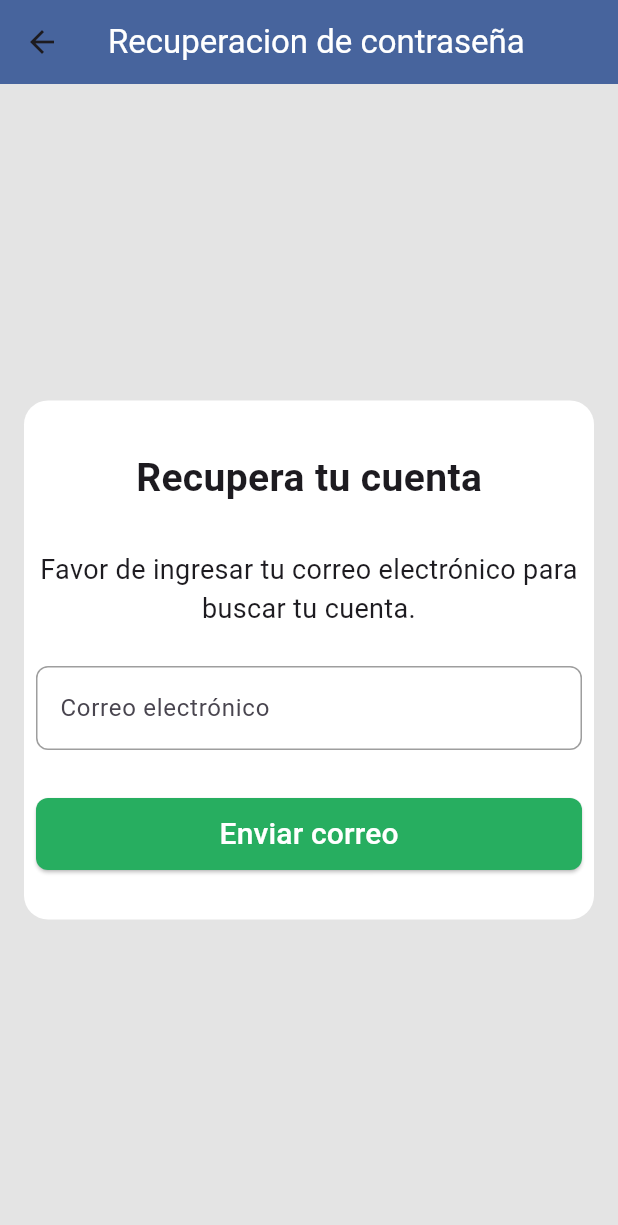
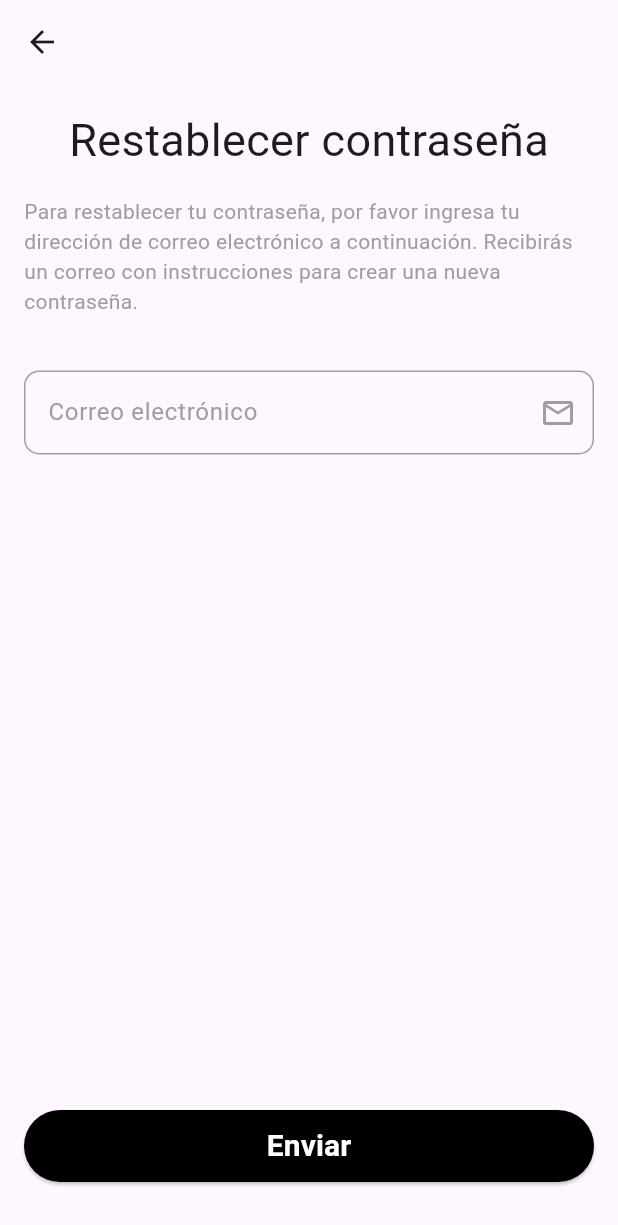
Before and after one commit to FREECS33/sigede_front_end, a Flutter app: the Recoverpasswordscreen screen opened by its route, on a phone screen of 412 x 824 dp. Shown: the top 1225 px of the screen. Run offline on Flutter 3.47's test engine with Material 3 defaults, Android fonts, the phone set to English and light mode, and no system bars; our stand-ins replace google_fonts, image_picker.

Commit message:
[ADD] RecoveryPassword - Screen:  Only the layout is created

```diff
--- a/lib/screens/auth/recoverPassword/RecoverPasswordScreen.dart
+++ b/lib/screens/auth/recoverPassword/RecoverPasswordScreen.dart
@@ -1,4 +1,5 @@
 import 'package:flutter/material.dart';
+import 'package:google_fonts/google_fonts.dart';
 
 class Recoverpasswordscreen extends StatefulWidget {
   const Recoverpasswordscreen({super.key});
@@ -28,10 +29,127 @@ class _RecoverpasswordscreenState extends State<Recoverpasswordscreen> {
   @override
   Widget build(BuildContext context) {
     return Scaffold(
+        appBar: AppBar(),
+        body: Center(
+          child: Padding(
+            padding: const EdgeInsets.all(16.0),
+            child: Column(
+              mainAxisAlignment: MainAxisAlignment.start,
+              children: [
+                Text(
+                  'Restablecer contraseña',
+                  style: GoogleFonts.rubikMonoOne(
+                      textStyle: const TextStyle(
+                    fontSize: 30,
+                  )),
+                ),
+                const SizedBox(
+                  height: 16.0,
+                ),
+                Text(
+                  'Para restablecer tu contraseña, por favor ingresa tu dirección de correo electrónico a continuación. Recibirás un correo con instrucciones para crear una nueva contraseña.',
+                  style: GoogleFonts.roboto(
+                      textStyle: const TextStyle(color: Colors.grey)),
+                ),
+                const SizedBox(
+                  height: 36.0,
+                ),
+                Form(
+                  key: _formKey,
+                  child: Column(
+                    mainAxisAlignment: MainAxisAlignment
+                        .center,
+                    children: [
+                      TextFormField(
+                        controller: _emailController,
+                        decoration: InputDecoration(
+                          labelText: 'Correo electrónico',
+                          labelStyle: const TextStyle(color: Colors.grey),
+                          suffixIcon: const Icon(Icons.email_outlined,
+                              color: Colors.grey),
+                          border: OutlineInputBorder(
+                            borderRadius: BorderRadius.circular(8.0),
+                            borderSide: const BorderSide(
+                              color: Colors.grey,
+                              width: 1.0,
+                            ),
+                          ),
+                          enabledBorder: OutlineInputBorder(
+                            borderRadius: BorderRadius.circular(10),
+                            borderSide: const BorderSide(
+                              color: Colors.grey,
+                              width: 1.0,
+                            ),
+                          ),
+                          focusedBorder: OutlineInputBorder(
+                            borderRadius: BorderRadius.circular(10),
+                            borderSide: const BorderSide(
+                              color: Colors.grey,
+                              width: 1.0,
+                            ),
+                          ),
+                        ),
+                      ),
+                      const SizedBox(
+                          height:
+                              20),
+                    ],
+                  ),
+                ),
+                const Expanded(child: Column()),
+
+                Padding(
+                  padding: const EdgeInsets.only(
+                      bottom: 20.0),
+                  child: SizedBox(
+                    width: double.infinity,
+                    height: 48,
+                    child: ElevatedButton(
+                      onPressed: () {
+                        if (_formKey.currentState!.validate()) {
+                          print("AQUI VA LA LOGICA DEL ENVIO DE CORREOS");
+                        }
+                      },
+                      style: OutlinedButton.styleFrom(
+                        backgroundColor: Colors.black,
+                      ),
+                      child: Text(
+                        'Enviar',
+                        style: GoogleFonts.roboto(
+                          textStyle: const TextStyle(
+                            color: Colors.white,
+                            fontSize: 20,
+                            fontWeight: FontWeight.bold,
+                          ),
+                        ),
+                      ),
+                    ),
+                  ),
+                ),
+              ],
+            ),
+          ),
+        ));
+  }
+}
+/*
+class OldViewRecovery extends StatelessWidget {
+  const OldViewRecovery({
+    super.key,
+    required GlobalKey<FormState> formKey,
+    required TextEditingController emailController,
+  }) : _formKey = formKey, _emailController = emailController;
+
+  final GlobalKey<FormState> _formKey;
+  final TextEditingController _emailController;
+
+  @override
+  Widget build(BuildContext context) {
+    return Scaffold(
       appBar: AppBar(
         title: const Text(
           'Recuperacion de contraseña',
-          style: TextStyle(color: Colors.white),
+          style: TextStyle(color: Colors.black),
         ),
         backgroundColor: const Color(0xFF47649D),
         centerTitle: true,
@@ -132,3 +250,4 @@ class _RecoverpasswordscreenState extends State<Recoverpasswordscreen> {
     );
   }
 }
+*/
--- a/pubspec.yaml
+++ b/pubspec.yaml
@@ -10,6 +10,7 @@ dependencies:
   flutter:
     sdk: flutter
   image_picker: ^1.1.2
+  google_fonts: ^6.2.1
 
 dev_dependencies:
   flutter_test:
```
Also changed, not shown: pubspec.lock, 1 other file.
